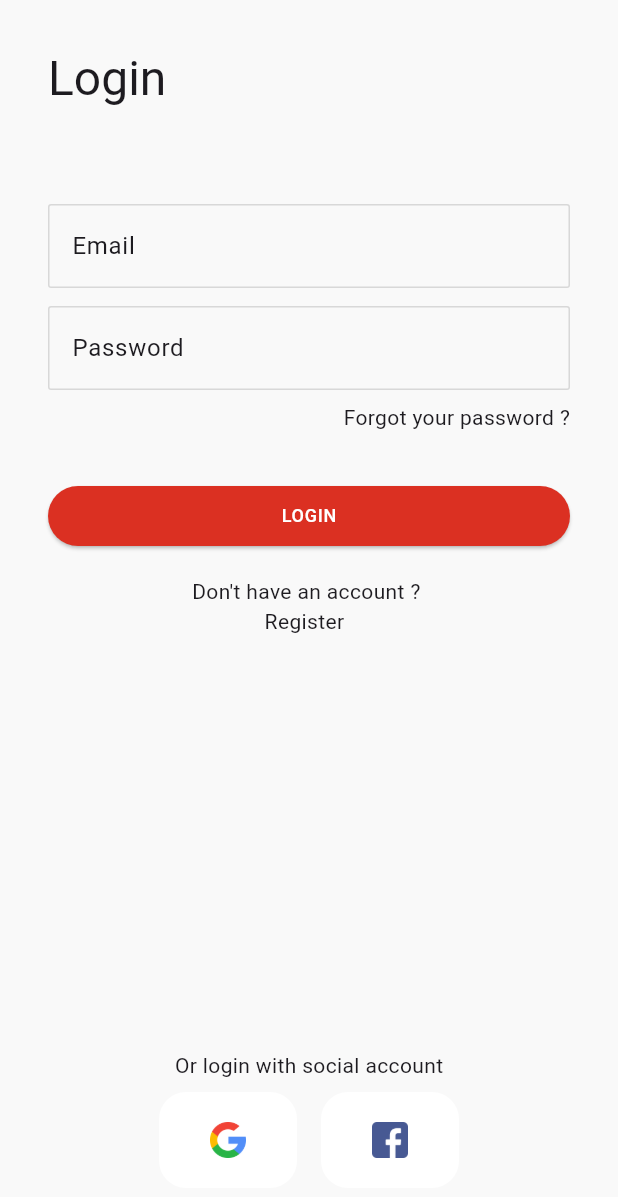
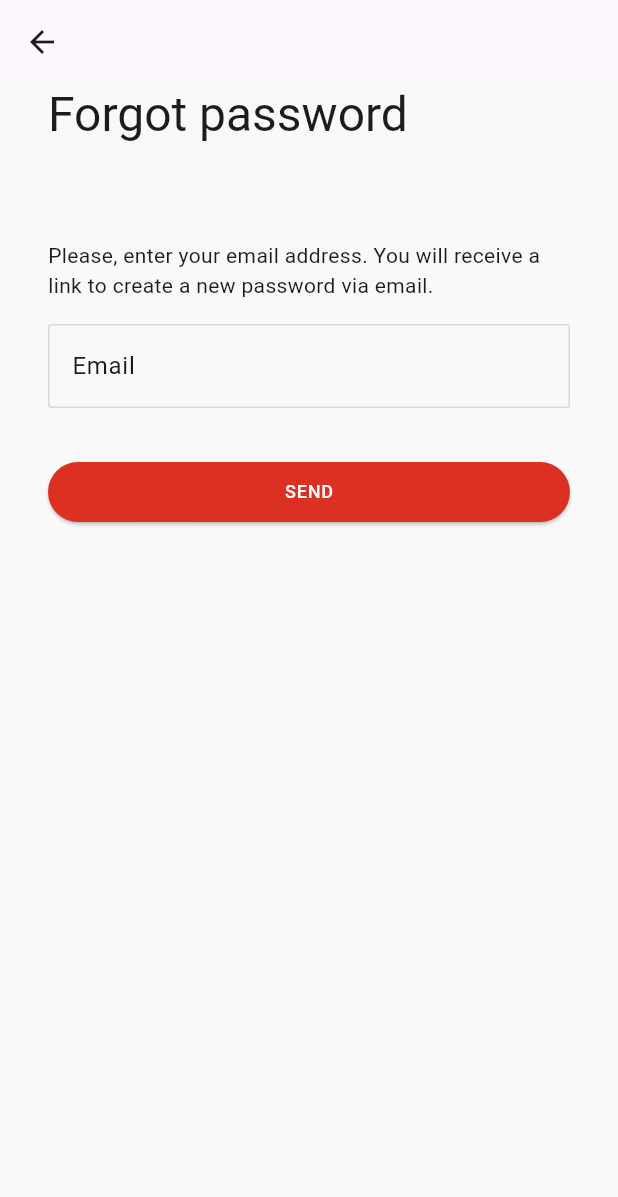
Before and after one commit to Salah-Essam/E-Commerce-App, a Flutter app: the LoginPage screen opened by its route, after a tap on "Forgot your password ?", on a phone screen of 412 x 824 dp. Shown: the top 1197 px of the screen. Run offline on Flutter 3.47's test engine with Material 3 defaults, Android fonts, the phone set to English and light mode, and no system bars; our stand-ins replace persistent_bottom_nav_bar_v2; network calls fail.

```diff
--- a/lib/utilities/router.dart
+++ b/lib/utilities/router.dart
@@ -1,4 +1,6 @@
 import 'package:e_commerce/utilities/routes.dart';
+import 'package:e_commerce/views/pages/ForgotPasswordPage.dart';
+import 'package:e_commerce/views/pages/BottomNavbar.dart';
 import 'package:e_commerce/views/pages/LoginPage.dart';
 import 'package:e_commerce/views/pages/RegisterPage.dart';
 import 'package:e_commerce/views/pages/landingPage.dart';
@@ -6,12 +8,31 @@ import 'package:flutter/cupertino.dart';
 
 Route<dynamic> onGenerate(RouteSettings settings) {
   switch (settings.name) {
+    case AppRoutes.BottomNavbar:
+      return CupertinoPageRoute(
+        builder: (_) => const BottomNavbar(),
+        settings: settings,
+      );
+    case AppRoutes.ForgotPassword:
+      return CupertinoPageRoute(
+        builder: (_) => const ForgotPasswordPage(),
+        settings: settings,
+      );
     case AppRoutes.LoginPage:
-      return CupertinoPageRoute(builder: (_) => LoginPage());
+      return CupertinoPageRoute(
+        builder: (_) => const LoginPage(),
+        settings: settings,
+      );
     case AppRoutes.RegisterPage:
-      return CupertinoPageRoute(builder: (_) => RegisterPage());
+      return CupertinoPageRoute(
+        builder: (_) => const RegisterPage(),
+        settings: settings,
+      );
     case AppRoutes.landingPageRoute:
     default:
-      return CupertinoPageRoute(builder: (_) => LandingPage());
+      return CupertinoPageRoute(
+        builder: (_) => const LandingPage(),
+        settings: settings,
+      );
   }
 }
--- a/lib/utilities/routes.dart
+++ b/lib/utilities/routes.dart
@@ -2,4 +2,6 @@ class AppRoutes {
   static const String landingPageRoute = '/landingPage';
   static const String LoginPage = "/LoginPage";
   static const String RegisterPage = "/RegisterPage";
+  static const String ForgotPassword = "/ForgotPassword";
+  static const String BottomNavbar = "/Navbar";
 }
--- /dev/null
+++ b/lib/views/pages/ForgotPasswordPage.dart
@@ -0,0 +1,62 @@
+import 'package:e_commerce/views/widgets/main_Button.dart';
+import 'package:flutter/material.dart';
+
+class ForgotPasswordPage extends StatefulWidget {
+  const ForgotPasswordPage({super.key});
+
+  @override
+  State<ForgotPasswordPage> createState() => _ForgotPasswordPageState();
+}
+
+class _ForgotPasswordPageState extends State<ForgotPasswordPage> {
+  final _formKey = GlobalKey<FormState>();
+  final _EmailController = TextEditingController();
+
+  @override
+  Widget build(BuildContext context) {
+    return Scaffold(
+      appBar: AppBar(),
+      resizeToAvoidBottomInset: false,
+      body: SafeArea(
+        child: Padding(
+          padding: EdgeInsets.fromLTRB(32, 0, 32, 32),
+          child: Form(
+            key: _formKey,
+            child: Column(
+              crossAxisAlignment: CrossAxisAlignment.start,
+              children: [
+                Text(
+                  "Forgot password",
+                  style: Theme.of(context).textTheme.headlineLarge,
+                ),
+                const SizedBox(height: 64),
+                Text(
+                  "Please, enter your email address. You will receive a link to create a new password via email.",
+                ),
+                const SizedBox(height: 16),
+                TextFormField(
+                  controller: _EmailController,
+                  keyboardType: TextInputType.emailAddress,
+                  validator:
+                      (value) =>
+                          value!.isEmpty ? "Please enter your email" : null,
+                  decoration: InputDecoration(
+                    label: Text("Email"),
+                    hintText: "Enter your email !",
+                  ),
+                ),
+                const SizedBox(height: 32),
+                MainButton(
+                  onTap: () {
+                    if (_formKey.currentState!.validate()) {}
+                  },
+                  text: "SEND",
+                ),
+              ],
+            ),
+          ),
+        ),
+      ),
+    );
+  }
+}
--- a/lib/views/pages/LoginPage.dart
+++ b/lib/views/pages/LoginPage.dart
@@ -21,6 +21,8 @@ class _LoginPageState extends State<LoginPage> {
       body: SafeArea(
         child: Padding(
           padding: EdgeInsets.symmetric(vertical: 32, horizontal: 32),
+          child: Form(
+            key: _formKey,
             child: Column(
               crossAxisAlignment: CrossAxisAlignment.start,
               children: [
@@ -28,6 +30,8 @@ class _LoginPageState extends State<LoginPage> {
                 const SizedBox(height: 64),
                 TextFormField(
                   controller: _EmailController,
+                  keyboardType: TextInputType.emailAddress,
+                  textInputAction: TextInputAction.next,
                   validator:
                       (value) =>
                           value!.isEmpty ? "Please enter your email" : null,
@@ -39,6 +43,8 @@ class _LoginPageState extends State<LoginPage> {
                 const SizedBox(height: 12),
                 TextFormField(
                   controller: _PasswordController,
+                  obscureText: true,
+                  keyboardType: TextInputType.visiblePassword,
                   validator:
                       (value) =>
                           value!.isEmpty ? "Please enter your password" : null,
@@ -52,11 +58,21 @@ class _LoginPageState extends State<LoginPage> {
                   alignment: Alignment.topRight,
                   child: InkWell(
                     child: Text("Forgot your password ?"),
-                  onTap: () {},
+                    onTap: () {
+                      Navigator.of(context).pushNamed(AppRoutes.ForgotPassword);
+                    },
                   ),
                 ),
                 const SizedBox(height: 32),
-              MainButton(onTap: () {}, text: "LOGIN"),
+                MainButton(
+                  onTap: () {
+                    if (_formKey.currentState!.validate()) {
+                      Navigator.of(context).pushNamed(AppRoutes.BottomNavbar);
+                      debugPrint("Auth T");
+                    }
+                  },
+                  text: "LOGIN",
+                ),
                 const SizedBox(height: 16),
                 Align(
                   alignment: Alignment.center,
@@ -123,6 +139,7 @@ class _LoginPageState extends State<LoginPage> {
             ),
           ),
         ),
+      ),
     );
   }
 }
--- a/pubspec.yaml
+++ b/pubspec.yaml
@@ -11,6 +11,11 @@ dependencies:
   flutter:
     sdk: flutter
   cupertino_icons: ^1.0.8
+  persistent_bottom_nav_bar_v2: ^5.3.1
+  firebase_core: ^3.13.0
+  firebase_auth: ^5.5.2
+  cloud_firestore: ^5.6.6
+  provider: ^6.1.4
 
 dev_dependencies:
   flutter_test:
```
Also changed, not shown: lib/main.dart (+8 -0 lines), lib/models/product.dart (added, +78 -0 lines), lib/utilities/images.dart (added, +11 -0 lines), lib/views/pages/BagPage.dart (added, +13 -0 lines), lib/views/pages/BottomNavbar.dart (added, +106 -0 lines), lib/views/pages/FavoritesPage.dart (added, +13 -0 lines), lib/views/pages/HomePage.dart (added, +148 -0 lines), lib/views/pages/ProfilePage.dart (added, +13 -0 lines), lib/views/pages/RegisterPage.dart (+28 -13 lines), lib/views/pages/ShopPage.dart (added, +13 -0 lines), lib/views/widgets/ListItemHome.dart (added, +141 -0 lines), pubspec.lock, 4 other files. Lines whose indentation alone changed are shown as unchanged.
